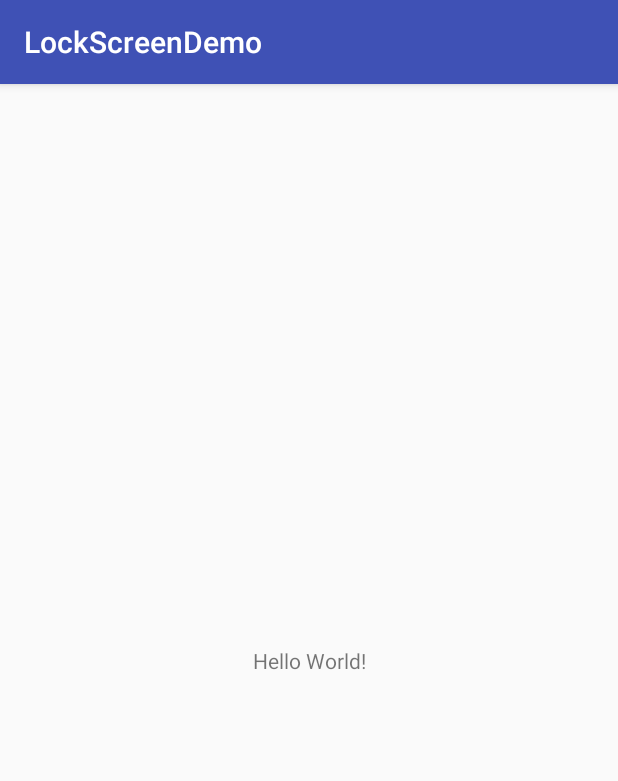
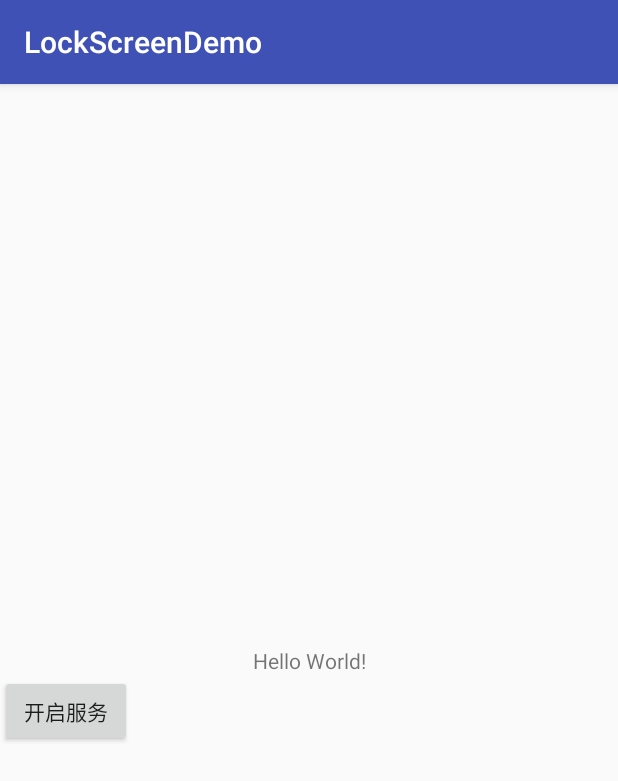
Before and after one commit to xiaweizi/LockScreenDemo, an Android app: the screen it shows after launch (MainActivity), on a phone screen of 412 x 824 dp. Shown: the top 781 px of the screen. Run offline under Robolectric (Android 15) with nearby library versions, the phone set to English and light mode, and no system bars.

Commit message:
[dev] 添加锁屏展示测试代码

```diff
--- a/app/src/main/java/com/example/xiaweizi/lockscreendemo/MainActivity.java
+++ b/app/src/main/java/com/example/xiaweizi/lockscreendemo/MainActivity.java
@@ -1,13 +1,26 @@
 package com.example.xiaweizi.lockscreendemo;
 
+import android.content.Intent;
 import android.support.v7.app.AppCompatActivity;
 import android.os.Bundle;
+import android.view.View;
 
-public class MainActivity extends AppCompatActivity {
+public class MainActivity extends AppCompatActivity implements View.OnClickListener {
 
     @Override
     protected void onCreate(Bundle savedInstanceState) {
         super.onCreate(savedInstanceState);
         setContentView(R.layout.activity_main);
+        findViewById(R.id.bt_start_service).setOnClickListener(this);
+    }
+
+    @Override
+    public void onClick(View v) {
+        switch (v.getId()) {
+            case R.id.bt_start_service:
+                Intent intent = new Intent(this, LockScreenService.class);
+                startService(intent);
+                break;
+        }
     }
 }
--- a/app/src/main/res/layout/activity_main.xml
+++ b/app/src/main/res/layout/activity_main.xml
@@ -7,6 +7,7 @@
     tools:context="com.example.xiaweizi.lockscreendemo.MainActivity">
 
     <TextView
+        android:id="@+id/tv_content"
         android:layout_width="wrap_content"
         android:layout_height="wrap_content"
         android:text="Hello World!"
@@ -15,4 +16,11 @@
         app:layout_constraintRight_toRightOf="parent"
         app:layout_constraintTop_toTopOf="parent" />
 
+    <Button
+        android:id="@+id/bt_start_service"
+        android:layout_width="wrap_content"
+        android:layout_height="wrap_content"
+        android:text="开启服务"
+        app:layout_constraintTop_toBottomOf="@id/tv_content" />
+
 </android.support.constraint.ConstraintLayout>
```
Also changed, not shown: app/src/main/AndroidManifest.xml (+10 -0 lines), app/src/main/java/com/example/xiaweizi/lockscreendemo/LockScreenActivity.java (added, +13 -0 lines), app/src/main/java/com/example/xiaweizi/lockscreendemo/LockScreenService.java (added, +59 -0 lines), app/src/main/res/layout/activity_lock_screen.xml (added, +14 -0 lines).
